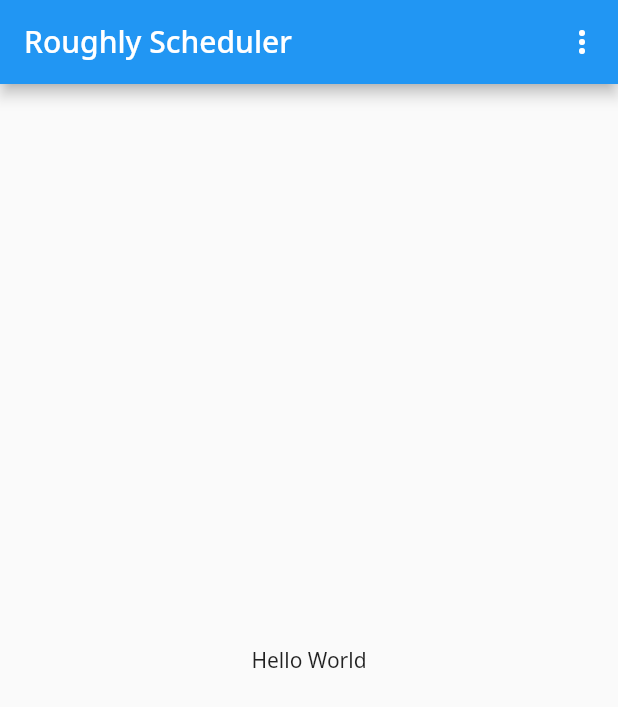
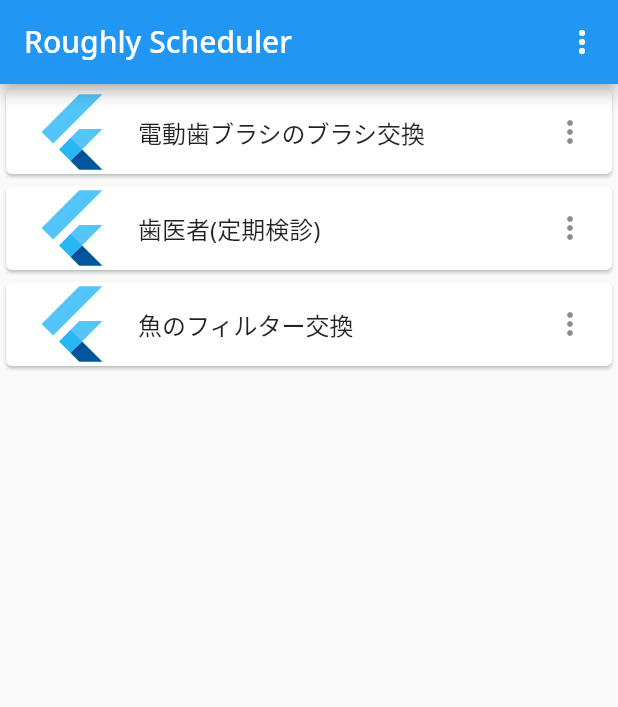
Before and after one commit to fftcysstkm/roughly_scheduler, a Flutter app: the screen it shows after launch, on a phone screen of 412 x 824 dp. Shown: the top 707 px of the screen. Run offline on Flutter 3.47's test engine with Material 2 defaults, Android fonts, the phone set to English and light mode, and no system bars; our stand-ins replace freezed_annotation, google_fonts.

Commit message:
データクラスとリストざっくりと作成

```diff
--- a/lib/app.dart
+++ b/lib/app.dart
@@ -1,5 +1,6 @@
 import 'package:flutter/material.dart';
 import 'package:google_fonts/google_fonts.dart';
+import 'package:roughly_scheduler/pages/todo/todo_list.dart';
 
 class App extends StatelessWidget {
   const App({super.key});
@@ -9,8 +10,9 @@ class App extends StatelessWidget {
     return MaterialApp(
         theme: ThemeData.light()
             .copyWith(textTheme: GoogleFonts.notoSansTextTheme()),
-        darkTheme: ThemeData.dark()
-            .copyWith(textTheme: GoogleFonts.notoSansTextTheme()),
+        darkTheme: ThemeData.dark().copyWith(
+            textTheme:
+                GoogleFonts.notoSansTextTheme(ThemeData.dark().textTheme)),
         home: Scaffold(
           appBar: AppBar(
             title: const Text('Roughly Scheduler'),
@@ -23,7 +25,7 @@ class App extends StatelessWidget {
             ],
           ),
           body: const Center(
-            child: Text('Hello World'),
+            child: Todos(),
           ),
         ));
   }
--- /dev/null
+++ b/lib/model/data/todo/todo.dart
@@ -0,0 +1,19 @@
+import 'package:freezed_annotation/freezed_annotation.dart';
+
+part 'todo.freezed.dart';
+
+@freezed
+class Todo with _$Todo {
+  factory Todo({
+    // id
+    required String id,
+    // タイトル
+    required String title,
+    // todoを実行すべき日付
+    required DateTime dateTodo,
+    // 予定を繰り返すか
+    required bool isRepeat,
+    // アーカイブ済みか
+    required bool isArchived,
+  }) = _Todo;
+}
--- /dev/null
+++ b/lib/pages/todo/todo_list.dart
@@ -0,0 +1,48 @@
+import 'package:flutter/material.dart';
+import 'package:roughly_scheduler/model/data/todo/todo.dart';
+
+// ignore: slash_for_doc_comments
+/**
+ * Todoリスト画面パーツ
+ *
+ */
+class Todos extends StatelessWidget {
+  const Todos({super.key});
+
+  static final todos = [
+    Todo(
+        id: '1',
+        title: '電動歯ブラシのブラシ交換',
+        dateTodo: DateTime(2023, 1, 12),
+        isRepeat: false,
+        isArchived: false),
+    Todo(
+        id: '2',
+        title: '歯医者(定期検診)',
+        dateTodo: DateTime(2023, 1, 20),
+        isRepeat: false,
+        isArchived: false),
+    Todo(
+        id: '3',
+        title: '魚のフィルター交換',
+        dateTodo: DateTime(2023, 2, 12),
+        isRepeat: false,
+        isArchived: false)
+  ];
+
+  @override
+  Widget build(BuildContext context) {
+    return ListView.builder(
+      itemCount: todos.length,
+      itemBuilder: (context, index) {
+        return Card(
+          child: ListTile(
+            leading: const FlutterLogo(size: 56.0),
+            title: Text(todos[index].title),
+            trailing: const Icon(Icons.more_vert),
+          ),
+        );
+      },
+    );
+  }
+}
--- a/pubspec.yaml
+++ b/pubspec.yaml
@@ -37,6 +37,8 @@ dependencies:
   # Use with the CupertinoIcons class for iOS style icons.
   cupertino_icons: ^1.0.2
   google_fonts: ^3.0.1
+  freezed_annotation: ^2.2.0
+  grouped_list: ^5.1.2
 
 dev_dependencies:
   flutter_test:
@@ -48,6 +50,8 @@ dev_dependencies:
   # package. See that file for information about deactivating specific lint
   # rules and activating additional ones.
   flutter_lints: ^2.0.0
+  freezed: ^2.3.2
+  build_runner: ^2.3.3
 
 # For information on the generic Dart part of this file, see the
 # following page: https://dart.dev/tools/pub/pubspec
```
Also changed, not shown: lib/model/data/todo/todo.freezed.dart (added).
